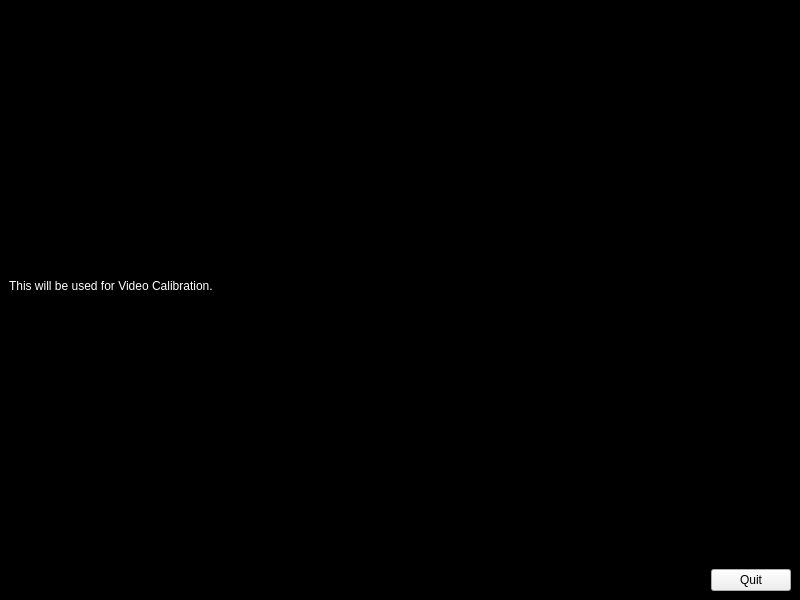
Above: mainwindow.ui from dynamix1337/AutoCalibrationRB before the change. Below: the same form after it.
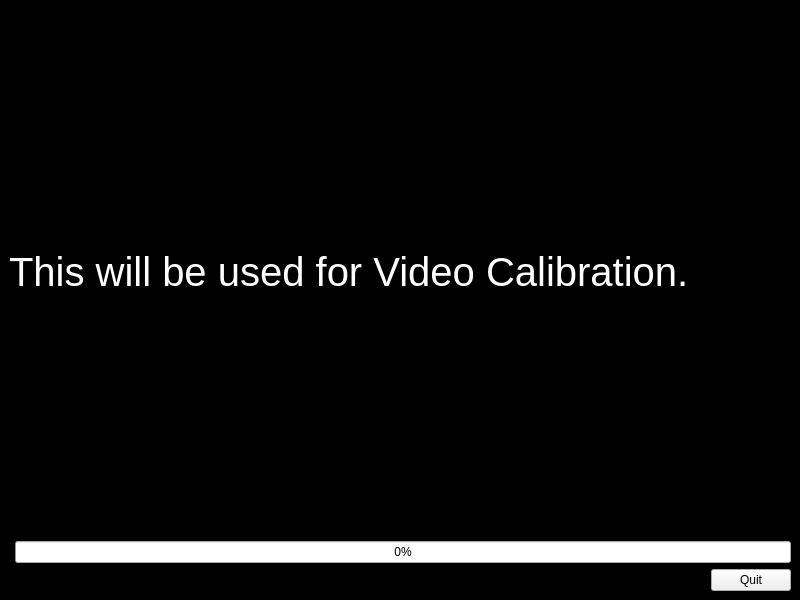
That is the form after the change.

Commit message: Added ProgressBar and raised font size.

Patch:
```diff
--- a/mainwindow.ui
+++ b/mainwindow.ui
@@ -24,7 +24,7 @@
   </property>
   <widget class="QWidget" name="centralwidget">
    <layout class="QGridLayout" name="gridLayout">
-    <item row="2" column="2">
+    <item row="3" column="2">
      <widget class="QPushButton" name="pushButton">
       <property name="text">
        <string>Quit</string>
@@ -33,6 +33,11 @@
     </item>
     <item row="1" column="0" colspan="3">
      <widget class="QLabel" name="label">
+      <property name="font">
+       <font>
+        <pointsize>30</pointsize>
+       </font>
+      </property>
       <property name="styleSheet">
        <string notr="true">label rgb(255, 255, 255)</string>
       </property>
@@ -41,7 +46,7 @@
       </property>
      </widget>
     </item>
-    <item row="2" column="1">
+    <item row="3" column="1">
      <spacer name="horizontalSpacer">
       <property name="orientation">
        <enum>Qt::Horizontal</enum>
@@ -54,6 +59,16 @@
       </property>
      </spacer>
     </item>
+    <item row="2" column="1" colspan="2">
+     <widget class="QProgressBar" name="progressBar">
+      <property name="enabled">
+       <bool>true</bool>
+      </property>
+      <property name="value">
+       <number>0</number>
+      </property>
+     </widget>
+    </item>
    </layout>
   </widget>
  </widget>
```
The commit also changes 4 other files.
